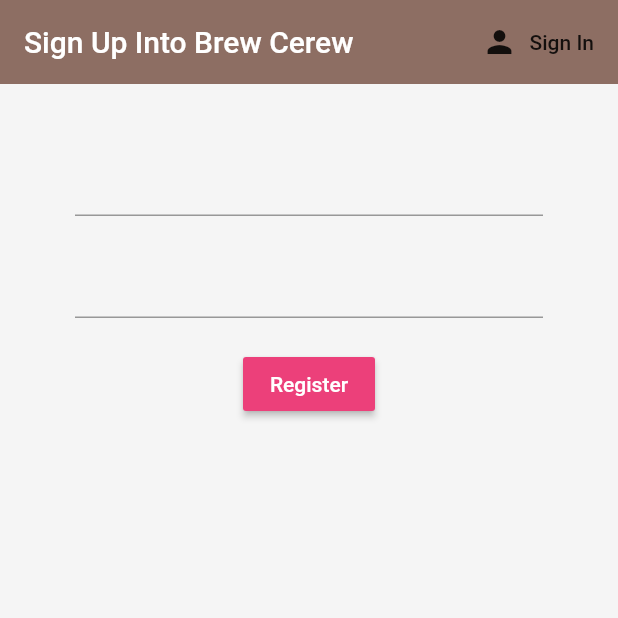
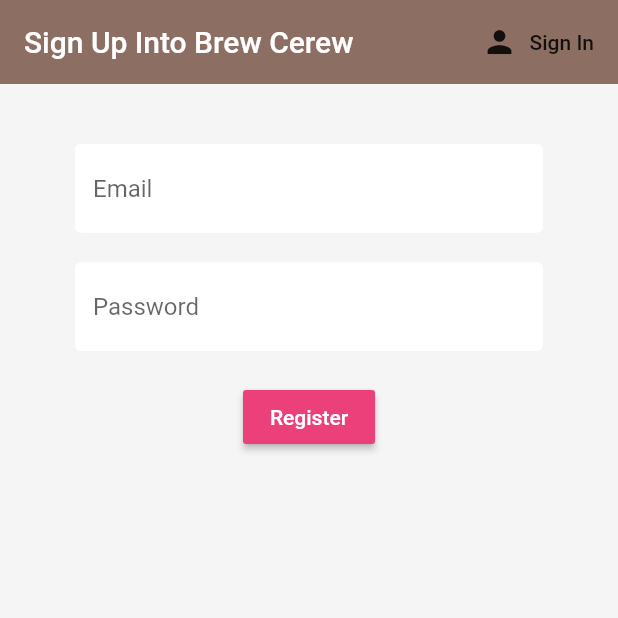
Before and after one commit to Zae21/brew_crew_flutter, a Flutter app: the screen it shows after launch, after a tap on "Sign In", after a tap on "Sign Up", on a phone screen of 412 x 824 dp, the top half of it. Run offline on Flutter 3.47's test engine with Material 2 defaults, Android fonts, the phone set to English and light mode, and no system bars; our stand-ins replace firebase_auth, firebase_core, flutter_spinkit; accounts and stored records are empty.

Commit message:
add new sections

```diff
--- a/lib/screens/auth/register.dart
+++ b/lib/screens/auth/register.dart
@@ -1,4 +1,6 @@
 import 'package:brew_crew/services/auth.dart';
+import 'package:brew_crew/shared/constans.dart';
+import 'package:brew_crew/shared/loading.dart';
 import 'package:flutter/material.dart';
 
 class Register extends StatefulWidget {
@@ -13,13 +15,16 @@ class Register extends StatefulWidget {
 class _RegisterState extends State<Register> {
   final AuthService _auth = AuthService();
   final _formKey = GlobalKey<FormState>();
+  bool isLoading = false;
 
   String email = '';
   String password = '';
   String errorMsg = '';
   @override
   Widget build(BuildContext context) {
-    return Scaffold(
+    return isLoading
+        ? Loading()
+        : Scaffold(
             backgroundColor: Colors.grey[100],
             appBar: AppBar(
               backgroundColor: Colors.brown[400],
@@ -43,8 +48,11 @@ class _RegisterState extends State<Register> {
                     children: <Widget>[
                       SizedBox(height: 20.0),
                       TextFormField(
+                        decoration:
+                            textInputDecoration.copyWith(hintText: 'Email'),
                         validator: (val) {
-                    if (val.isEmpty) return 'Email tidak boleh dikosongkan.';
+                          if (val.isEmpty)
+                            return 'Email tidak boleh dikosongkan.';
                           return null;
                         },
                         onChanged: (val) {
@@ -53,8 +61,11 @@ class _RegisterState extends State<Register> {
                       ),
                       SizedBox(height: 20.0),
                       TextFormField(
+                        decoration:
+                            textInputDecoration.copyWith(hintText: 'Password'),
                         validator: (val) {
-                    if (val.isEmpty) return 'Pasword tidak boleh dikosongkan.';
+                          if (val.isEmpty)
+                            return 'Pasword tidak boleh dikosongkan.';
                           if (val.length < 6)
                             return 'Pasword tidak boleh kurang dari 6 karakter.';
                           return null;
@@ -68,10 +79,14 @@ class _RegisterState extends State<Register> {
                       RaisedButton(
                         onPressed: () async {
                           if (_formKey.currentState.validate()) {
-                      dynamic result =
-                          await _auth.signUpEmailPassword(email, password);
+                            setState(() => isLoading = true);
+                            dynamic result = await _auth.signUpEmailPassword(
+                                email, password);
                             if (result == null) {
-                        setState(() => errorMsg = 'Invalid email format');
+                              setState(() {
+                                errorMsg = 'Invalid Email format.';
+                                isLoading = true;
+                              });
                             }
                           }
                         },
--- a/lib/screens/auth/sign-in.dart
+++ b/lib/screens/auth/sign-in.dart
@@ -1,4 +1,6 @@
 import 'package:brew_crew/services/auth.dart';
+import 'package:brew_crew/shared/constans.dart';
+import 'package:brew_crew/shared/loading.dart';
 import 'package:flutter/material.dart';
 
 class SignIn extends StatefulWidget {
@@ -13,13 +15,16 @@ class SignIn extends StatefulWidget {
 class _SignInState extends State<SignIn> {
   final AuthService _auth = AuthService();
   final _formKey = GlobalKey<FormState>();
+  bool isLoading = false;
 
   String email = '';
   String password = '';
   String errorMsg = '';
   @override
   Widget build(BuildContext context) {
-    return Scaffold(
+    return isLoading
+        ? Loading()
+        : Scaffold(
             backgroundColor: Colors.grey[100],
             appBar: AppBar(
               backgroundColor: Colors.brown[400],
@@ -43,8 +48,11 @@ class _SignInState extends State<SignIn> {
                     children: <Widget>[
                       SizedBox(height: 20.0),
                       TextFormField(
+                        decoration:
+                            textInputDecoration.copyWith(hintText: 'Email'),
                         validator: (val) {
-                    if (val.isEmpty) return 'Email tidak boleh dikosongkan.';
+                          if (val.isEmpty)
+                            return 'Email tidak boleh dikosongkan.';
                           return null;
                         },
                         onChanged: (val) {
@@ -53,8 +61,11 @@ class _SignInState extends State<SignIn> {
                       ),
                       SizedBox(height: 20.0),
                       TextFormField(
+                        decoration:
+                            textInputDecoration.copyWith(hintText: 'Password'),
                         validator: (val) {
-                    if (val.isEmpty) return 'Pasword tidak boleh dikosongkan.';
+                          if (val.isEmpty)
+                            return 'Pasword tidak boleh dikosongkan.';
                           if (val.length < 6)
                             return 'Pasword tidak boleh kurang dari 6 karakter.';
                           return null;
@@ -68,11 +79,14 @@ class _SignInState extends State<SignIn> {
                       RaisedButton(
                         onPressed: () async {
                           if (_formKey.currentState.validate()) {
-                      dynamic result =
-                          await _auth.signInEmailPassword(email, password);
+                            setState(() => isLoading = true);
+                            dynamic result = await _auth.signInEmailPassword(
+                                email, password);
                             if (result == null) {
-                        setState(
-                            () => errorMsg = 'Email or Password not found.');
+                              setState(() {
+                                errorMsg = 'Credential not found.';
+                                isLoading = true;
+                              });
                             }
                           }
                         },
--- /dev/null
+++ b/lib/shared/constans.dart
@@ -0,0 +1,9 @@
+import 'package:flutter/material.dart';
+
+const textInputDecoration = InputDecoration(
+    filled: true,
+    fillColor: Colors.white,
+    enabledBorder: OutlineInputBorder(
+        borderSide: BorderSide(color: Colors.white, width: 1.5)),
+    focusedBorder: OutlineInputBorder(
+        borderSide: BorderSide(color: Colors.pink, width: 1.5)));
--- a/pubspec.yaml
+++ b/pubspec.yaml
@@ -33,7 +33,7 @@ dependencies:
   cloud_firestore: ^0.16.0
 
   provider: ^4.3.3
-
+  flutter_spinkit: ^4.1.2
 
 dev_dependencies:
   flutter_test:
```
Also changed, not shown: lib/shared/loading.dart (added, +26 -0 lines), pubspec.lock. Lines whose indentation alone changed are shown as unchanged.
